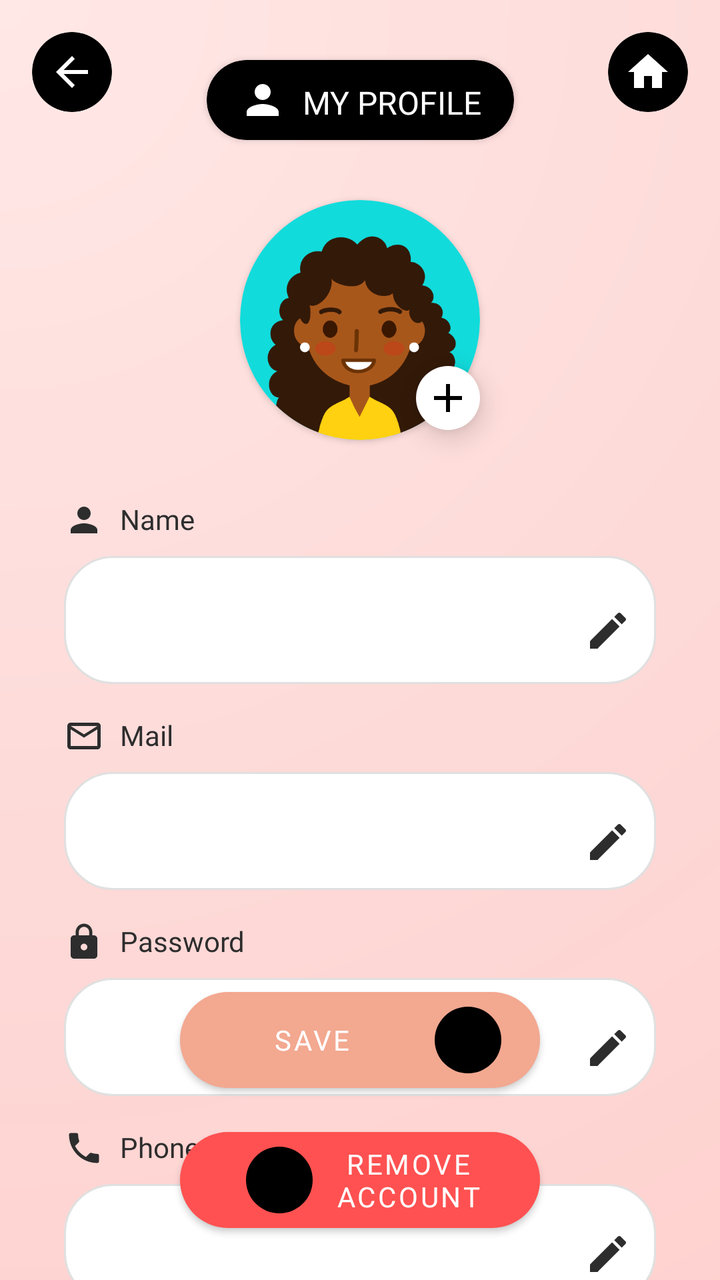
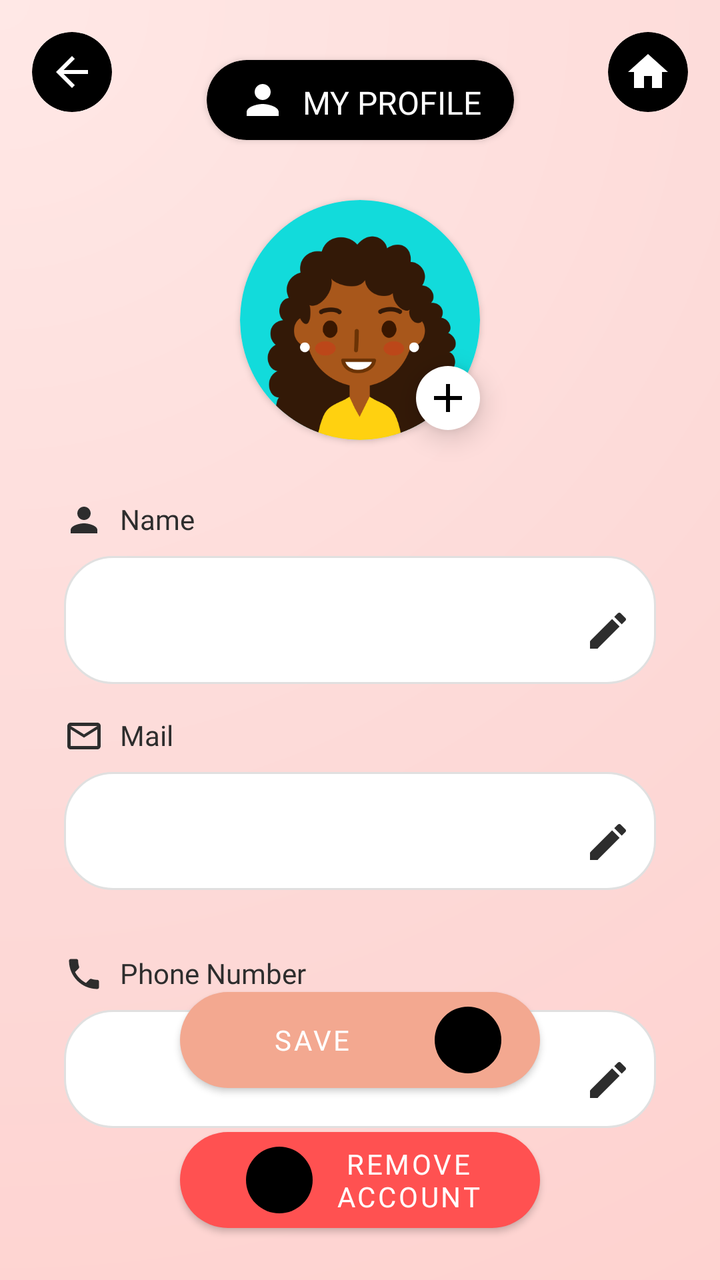

An Android layout rendered at two revisions. The XML below is the earlier revision; the diff shows what the commit changed to produce the second picture.
<!-- AndroidManifest.xml: application theme Theme.SafeHer -->
<!-- res/layout/fragment_profile.xml -->
<?xml version="1.0" encoding="utf-8"?>
<androidx.constraintlayout.widget.ConstraintLayout xmlns:android="http://schemas.android.com/apk/res/android"
    xmlns:app="http://schemas.android.com/apk/res-auto"
    xmlns:tools="http://schemas.android.com/tools"
    android:layout_width="match_parent"
    android:layout_height="match_parent"
    android:background="@drawable/gradient_background">

    
    <androidx.cardview.widget.CardView
        android:id="@+id/backButtonCard"
        android:layout_width="40dp"
        android:layout_height="40dp"
        android:layout_marginStart="16dp"
        android:layout_marginTop="16dp"
        app:cardBackgroundColor="#000000"
        app:cardCornerRadius="20dp"
        app:cardElevation="0dp"
        app:layout_constraintStart_toStartOf="parent"
        app:layout_constraintTop_toTopOf="parent">

        <ImageView
            android:id="@+id/backButton"
            android:layout_width="24dp"
            android:layout_height="24dp"
            android:layout_gravity="center"
            android:contentDescription="Back"
            android:src="@drawable/ic_back"
            app:tint="#FFFFFF" />
    </androidx.cardview.widget.CardView>

    <androidx.cardview.widget.CardView
        android:id="@+id/homeButtonCard"
        android:layout_width="40dp"
        android:layout_height="40dp"
        android:layout_marginTop="16dp"
        android:layout_marginEnd="16dp"
        app:cardBackgroundColor="#000000"
        app:cardCornerRadius="20dp"
        app:cardElevation="0dp"
        app:layout_constraintEnd_toEndOf="parent"
        app:layout_constraintTop_toTopOf="parent">

        <ImageView
            android:id="@+id/homeButton"
            android:layout_width="24dp"
            android:layout_height="24dp"
            android:layout_gravity="center"
            android:contentDescription="Home"
            android:src="@drawable/ic_home"
            app:tint="#FFFFFF" />
    </androidx.cardview.widget.CardView>

    
    <androidx.cardview.widget.CardView
        android:id="@+id/profileTitleCard"
        android:layout_width="wrap_content"
        android:layout_height="wrap_content"
        android:layout_marginTop="30dp"
        app:cardBackgroundColor="#000000"
        app:cardCornerRadius="20dp"
        app:layout_constraintEnd_toEndOf="parent"
        app:layout_constraintStart_toStartOf="parent"
        app:layout_constraintTop_toTopOf="parent">

        <androidx.constraintlayout.widget.ConstraintLayout
            android:layout_width="wrap_content"
            android:layout_height="wrap_content"
            android:paddingHorizontal="16dp"
            android:paddingVertical="8dp">

            <ImageView
                android:id="@+id/profileIcon"
                android:layout_width="24dp"
                android:layout_height="24dp"
                android:layout_marginEnd="8dp"
                android:src="@drawable/ic_profile"
                app:layout_constraintBottom_toBottomOf="parent"
                app:layout_constraintStart_toStartOf="parent"
                app:layout_constraintTop_toTopOf="parent"
                app:tint="#FFFFFF" />

            <TextView
                android:layout_width="wrap_content"
                android:layout_height="wrap_content"
                android:layout_marginStart="8dp"
                android:fontFamily="@font/poppins_medium"
                android:text="MY PROFILE"
                android:textColor="#FFFFFF"
                android:textSize="16sp"
                app:layout_constraintBottom_toBottomOf="parent"
                app:layout_constraintEnd_toEndOf="parent"
                app:layout_constraintHorizontal_bias="0.0"
                app:layout_constraintStart_toEndOf="@id/profileIcon"
                app:layout_constraintTop_toTopOf="parent"
                app:layout_constraintVertical_bias="1.0" />
        </androidx.constraintlayout.widget.ConstraintLayout>
    </androidx.cardview.widget.CardView>

    
    <androidx.cardview.widget.CardView
        android:id="@+id/cvProfile"
        android:layout_width="120dp"
        android:layout_height="120dp"
        android:layout_marginTop="30dp"
        app:cardCornerRadius="80dp"
        app:layout_constraintTop_toBottomOf="@id/profileTitleCard"
        app:layout_constraintStart_toStartOf="parent"
        app:layout_constraintEnd_toEndOf="parent">

        <androidx.appcompat.widget.AppCompatImageView
            android:id="@+id/ivProfile"
            android:layout_width="match_parent"
            android:layout_height="match_parent"
            android:background="@color/white"
            android:scaleType="centerCrop"
            android:src="@drawable/profile"/>
    </androidx.cardview.widget.CardView>

    <androidx.appcompat.widget.AppCompatImageButton
        android:id="@+id/btnAddPhoto"
        android:layout_width="32dp"
        android:layout_height="32dp"
        android:background="@drawable/circle_background"
        android:src="@drawable/ic_add"
        android:tint="@color/black"
        android:padding="4dp"
        android:elevation="8dp"
        android:contentDescription="Add profile photo"
        app:layout_constraintBottom_toBottomOf="@id/cvProfile"
        app:layout_constraintEnd_toEndOf="@id/cvProfile"
        android:translationY="-5dp"/>

    
    <LinearLayout
        android:id="@+id/form_fields_container"
        android:layout_width="match_parent"
        android:layout_height="wrap_content"
        android:layout_marginHorizontal="32dp"
        android:layout_marginTop="30dp"
        android:orientation="vertical"
        app:layout_constraintTop_toBottomOf="@id/cvProfile">

        
        <LinearLayout
            android:layout_width="match_parent"
            android:layout_height="wrap_content"
            android:orientation="vertical"
            android:layout_marginBottom="16dp">

            <LinearLayout
                android:layout_width="wrap_content"
                android:layout_height="wrap_content"
                android:orientation="horizontal"
                android:layout_marginBottom="8dp">

                <ImageView
                    android:layout_width="20dp"
                    android:layout_height="20dp"
                    android:src="@drawable/ic_person"
                    app:tint="#2D2D2D" />

                <TextView
                    android:layout_width="wrap_content"
                    android:layout_height="wrap_content"
                    android:layout_marginStart="8dp"
                    android:fontFamily="@font/poppins_medium"
                    android:text="Name"
                    android:textColor="#2D2D2D"
                    android:textSize="14sp" />
            </LinearLayout>

            <com.google.android.material.textfield.TextInputLayout
                android:id="@+id/nameInputLayout"
                style="@style/Widget.MaterialComponents.TextInputLayout.OutlinedBox"
                android:layout_width="match_parent"
                android:layout_height="wrap_content"
                android:background="@drawable/rounded_edittext_bg"
                app:boxBackgroundMode="none"
                app:endIconDrawable="@drawable/ic_edit"
                app:endIconMode="custom"
                app:endIconTint="#2D2D2D">

                <com.google.android.material.textfield.TextInputEditText
                    android:id="@+id/nameEditText"
                    android:layout_width="match_parent"
                    android:layout_height="match_parent"
                    android:background="@null"
                    android:fontFamily="@font/poppins_regular"
                    android:inputType="textPersonName"
                    android:paddingHorizontal="16dp"
                    android:textColor="#2D2D2D"
                    android:textSize="14sp" />
            </com.google.android.material.textfield.TextInputLayout>
        </LinearLayout>

        
        <LinearLayout
            android:layout_width="match_parent"
            android:layout_height="wrap_content"
            android:orientation="vertical"
            android:layout_marginBottom="16dp">

            <LinearLayout
                android:layout_width="wrap_content"
                android:layout_height="wrap_content"
                android:orientation="horizontal"
                android:layout_marginBottom="8dp">

                <ImageView
                    android:layout_width="20dp"
                    android:layout_height="20dp"
                    android:src="@drawable/ic_email"
                    app:tint="#2D2D2D" />

                <TextView
                    android:layout_width="wrap_content"
                    android:layout_height="wrap_content"
                    android:layout_marginStart="8dp"
                    android:fontFamily="@font/poppins_medium"
                    android:text="Mail"
                    android:textColor="#2D2D2D"
                    android:textSize="14sp" />
            </LinearLayout>

            <com.google.android.material.textfield.TextInputLayout
                android:id="@+id/emailInputLayout"
                style="@style/Widget.MaterialComponents.TextInputLayout.OutlinedBox"
                android:layout_width="match_parent"
                android:layout_height="wrap_content"
                android:background="@drawable/rounded_edittext_bg"
                app:boxBackgroundMode="none"
                app:endIconDrawable="@drawable/ic_edit"
                app:endIconMode="custom"
                app:endIconTint="#2D2D2D">

                <com.google.android.material.textfield.TextInputEditText
                    android:id="@+id/emailEditText"
                    android:layout_width="match_parent"
                    android:layout_height="48dp"
                    android:background="@null"
                    android:fontFamily="@font/poppins_regular"
                    android:inputType="textEmailAddress"
                    android:paddingHorizontal="16dp"
                    android:textColor="#2D2D2D"
                    android:textSize="14sp" />
            </com.google.android.material.textfield.TextInputLayout>
        </LinearLayout>

        
        <LinearLayout
            android:layout_width="match_parent"
            android:layout_height="wrap_content"
            android:orientation="vertical"
            android:layout_marginBottom="16dp">

            <LinearLayout
                android:layout_width="wrap_content"
                android:layout_height="wrap_content"
                android:orientation="horizontal"
                android:layout_marginBottom="8dp">

                <ImageView
                    android:layout_width="20dp"
                    android:layout_height="20dp"
                    android:src="@drawable/ic_lock"
                    app:tint="#2D2D2D" />

                <TextView
                    android:layout_width="wrap_content"
                    android:layout_height="wrap_content"
                    android:layout_marginStart="8dp"
                    android:fontFamily="@font/poppins_medium"
                    android:text="Password"
                    android:textColor="#2D2D2D"
                    android:textSize="14sp" />
            </LinearLayout>

            <com.google.android.material.textfield.TextInputLayout
                android:id="@+id/passwordInputLayout"
                style="@style/Widget.MaterialComponents.TextInputLayout.OutlinedBox"
                android:layout_width="match_parent"
                android:layout_height="wrap_content"
                android:background="@drawable/rounded_edittext_bg"
                app:boxBackgroundMode="none"
                app:endIconDrawable="@drawable/ic_edit"
                app:endIconMode="password_toggle"
                app:endIconTint="#2D2D2D">

                <com.google.android.material.textfield.TextInputEditText
                    android:id="@+id/passwordEditText"
                    android:layout_width="match_parent"
                    android:layout_height="48dp"
                    android:background="@null"
                    android:fontFamily="@font/poppins_regular"
                    android:inputType="textPassword"
                    android:paddingHorizontal="16dp"
                    android:textColor="#2D2D2D"
                    android:textSize="14sp" />
            </com.google.android.material.textfield.TextInputLayout>
        </LinearLayout>

        
        <LinearLayout
            android:layout_width="match_parent"
            android:layout_height="wrap_content"
            android:orientation="vertical"
            android:layout_marginBottom="16dp">

            <LinearLayout
                android:layout_width="wrap_content"
                android:layout_height="wrap_content"
                android:orientation="horizontal"
                android:layout_marginBottom="8dp">

                <ImageView
                    android:layout_width="20dp"
                    android:layout_height="20dp"
                    android:src="@drawable/ic_phone"
                    app:tint="#2D2D2D" />

                <TextView
                    android:layout_width="wrap_content"
                    android:layout_height="wrap_content"
                    android:layout_marginStart="8dp"
                    android:fontFamily="@font/poppins_medium"
                    android:text="Phone Number"
                    android:textColor="#2D2D2D"
                    android:textSize="14sp" />
            </LinearLayout>

            <com.google.android.material.textfield.TextInputLayout
                android:id="@+id/phoneInputLayout"
                style="@style/Widget.MaterialComponents.TextInputLayout.OutlinedBox"
                android:layout_width="match_parent"
                android:layout_height="wrap_content"
                android:background="@drawable/rounded_edittext_bg"
                app:boxBackgroundMode="none"
                app:endIconDrawable="@drawable/ic_edit"
                app:endIconMode="custom"
                app:endIconTint="#2D2D2D">

                <com.google.android.material.textfield.TextInputEditText
                    android:id="@+id/phoneEditText"
                    android:layout_width="match_parent"
                    android:layout_height="48dp"
                    android:background="@null"
                    android:fontFamily="@font/poppins_regular"
                    android:inputType="phone"
                    android:paddingHorizontal="16dp"
                    android:textColor="#2D2D2D"
                    android:textSize="14sp" />
            </com.google.android.material.textfield.TextInputLayout>
        </LinearLayout>
    </LinearLayout>

    
    <com.google.android.material.button.MaterialButton
        android:id="@+id/removeAccountButton"
        android:layout_width="0dp"
        android:layout_height="wrap_content"
        android:layout_marginHorizontal="90dp"
        android:layout_marginBottom="20dp"
        android:fontFamily="@font/poppins_medium"
        android:text="Remove Account"
        android:textColor="#FFFFFF"
        app:backgroundTint="#FF5151"
        app:cornerRadius="24dp"
        app:icon="@drawable/ic_delete"
        app:iconGravity="textStart"
        app:layout_constraintBottom_toBottomOf="parent"
        app:layout_constraintEnd_toEndOf="parent"
        app:layout_constraintStart_toStartOf="parent" />

    
    <com.google.android.material.button.MaterialButton
        android:id="@+id/saveButton"
        android:layout_width="0dp"
        android:layout_height="wrap_content"
        android:layout_marginHorizontal="90dp"
        android:layout_marginBottom="10dp"
        app:cornerRadius="24dp"
        android:textColor="#FFFFFF"
        app:backgroundTint="@color/button_pink"
        android:fontFamily="@font/poppins_medium"
        android:text="Save"
        app:icon="@drawable/ic_heart"
        app:iconGravity="end"
        app:layout_constraintBottom_toTopOf="@id/removeAccountButton"
        app:layout_constraintEnd_toEndOf="parent"
        app:layout_constraintStart_toStartOf="parent" />

</androidx.constraintlayout.widget.ConstraintLayout>
<!-- resources referenced by this layout -->
<resources>
  <color name="black">#FF000000</color>
  <color name="button_pink">#f3a890</color>
  <color name="white">#FBFBFB</color>
  <!-- drawable circle_background (drawable) -->
  <?xml version="1.0" encoding="utf-8"?>
  <shape xmlns:android="http://schemas.android.com/apk/res/android"
      android:shape="oval">
      <solid android:color="@android:color/white"/>
  </shape>
  <!-- drawable gradient_background (drawable) -->
  <?xml version="1.0" encoding="utf-8"?>
  <shape xmlns:android="http://schemas.android.com/apk/res/android">
      <gradient
          android:type="radial"
          android:gradientRadius="250%p"
          android:centerX="0"
          android:centerY="0"
          android:startColor="#FFE8E6"
          android:centerColor="#FDD9D7"
          android:endColor="#FFCECB" />
  </shape>
  <!-- drawable ic_add (drawable) -->
  <?xml version="1.0" encoding="utf-8"?>
  <vector xmlns:android="http://schemas.android.com/apk/res/android"
      android:width="24dp"
      android:height="24dp"
      android:viewportWidth="24"
      android:viewportHeight="24"
      android:tint="?attr/colorControlNormal">
      <path
          android:fillColor="@android:color/white"
          android:pathData="M19,13h-6v6h-2v-6H5v-2h6V5h2v6h6v2z"/>
  </vector>
  <!-- drawable ic_back (drawable) -->
  <?xml version="1.0" encoding="utf-8"?>
  <vector xmlns:android="http://schemas.android.com/apk/res/android"
      android:width="24dp"
      android:height="24dp"
      android:viewportWidth="24"
      android:viewportHeight="24">
      <path
          android:fillColor="#000000"
          android:pathData="M20,11H7.83l5.59,-5.59L12,4l-8,8 8,8 1.41,-1.41L7.83,13H20v-2z"/>
  </vector>
  <!-- drawable ic_home (drawable) -->
  <vector xmlns:android="http://schemas.android.com/apk/res/android" android:height="24dp" android:tint="#000000" android:viewportHeight="24" android:viewportWidth="24" android:width="24dp">
  
      <path android:fillColor="@android:color/white" android:pathData="M10,20v-6h4v6h5v-8h3L12,3 2,12h3v8z"/>
  
  </vector>
  <!-- drawable ic_lock (drawable) -->
  <?xml version="1.0" encoding="utf-8"?>
  <vector xmlns:android="http://schemas.android.com/apk/res/android"
      android:width="24dp"
      android:height="24dp"
      android:viewportWidth="24"
      android:viewportHeight="24">
      <path
          android:fillColor="#FFFFFF"
          android:pathData="M18,8h-1L17,6c0,-2.76 -2.24,-5 -5,-5S7,3.24 7,6v2L6,8c-1.1,0 -2,0.9 -2,2v10c0,1.1 0.9,2 2,2h12c1.1,0 2,-0.9 2,-2L20,10c0,-1.1 -0.9,-2 -2,-2zM12,17c-1.1,0 -2,-0.9 -2,-2s0.9,-2 2,-2 2,0.9 2,2 -0.9,2 -2,2zM15.1,8L8.9,8L8.9,6c0,-1.71 1.39,-3.1 3.1,-3.1 1.71,0 3.1,1.39 3.1,3.1v2z"/>
  </vector>
  <!-- drawable ic_person (drawable) -->
  <?xml version="1.0" encoding="utf-8"?>
  <vector xmlns:android="http://schemas.android.com/apk/res/android"
      android:width="24dp"
      android:height="24dp"
      android:viewportWidth="24"
      android:viewportHeight="24">
      <path
          android:fillColor="#FFFFFF"
          android:pathData="M12,12c2.21,0 4,-1.79 4,-4s-1.79,-4 -4,-4 -4,1.79 -4,4 1.79,4 4,4zM12,14c-2.67,0 -8,1.34 -8,4v2h16v-2c0,-2.66 -5.33,-4 -8,-4z"/>
  </vector>
  <!-- drawable ic_profile (drawable) -->
  <vector xmlns:android="http://schemas.android.com/apk/res/android" android:height="24dp" android:tint="#000000" android:viewportHeight="24" android:viewportWidth="24" android:width="24dp">
        
      <path android:fillColor="@android:color/white" android:pathData="M12,12c2.21,0 4,-1.79 4,-4s-1.79,-4 -4,-4 -4,1.79 -4,4 1.79,4 4,4zM12,14c-2.67,0 -8,1.34 -8,4v2h16v-2c0,-2.66 -5.33,-4 -8,-4z"/>
      
  </vector>
  <!-- drawable rounded_edittext_bg (drawable) -->
  <?xml version="1.0" encoding="utf-8"?>
  <shape xmlns:android="http://schemas.android.com/apk/res/android">
      <solid android:color="#FFFFFF" />
      <corners android:radius="24dp" />
      <stroke android:width="1dp" android:color="#E0E0E0" />
  </shape>
  <style name="Theme.SafeHer" parent="Base.Theme.SafeHer" />
  <style name="Base.Theme.SafeHer" parent="Theme.MaterialComponents.NoActionBar">
          
          
      </style>
  <!-- unchanged entries left out for length: 6 -->
</resources>

<!-- the commit's change to res/layout/fragment_profile.xml (unified diff, before → after) -->
@@ -253,51 +253,6 @@
             android:layout_height="wrap_content"
             android:orientation="vertical"
             android:layout_marginBottom="16dp">
-
-            <LinearLayout
-                android:layout_width="wrap_content"
-                android:layout_height="wrap_content"
-                android:orientation="horizontal"
-                android:layout_marginBottom="8dp">
-
-                <ImageView
-                    android:layout_width="20dp"
-                    android:layout_height="20dp"
-                    android:src="@drawable/ic_lock"
-                    app:tint="#2D2D2D" />
-
-                <TextView
-                    android:layout_width="wrap_content"
-                    android:layout_height="wrap_content"
-                    android:layout_marginStart="8dp"
-                    android:fontFamily="@font/poppins_medium"
-                    android:text="Password"
-                    android:textColor="#2D2D2D"
-                    android:textSize="14sp" />
-            </LinearLayout>
-
-            <com.google.android.material.textfield.TextInputLayout
-                android:id="@+id/passwordInputLayout"
-                style="@style/Widget.MaterialComponents.TextInputLayout.OutlinedBox"
-                android:layout_width="match_parent"
-                android:layout_height="wrap_content"
-                android:background="@drawable/rounded_edittext_bg"
-                app:boxBackgroundMode="none"
-                app:endIconDrawable="@drawable/ic_edit"
-                app:endIconMode="password_toggle"
-                app:endIconTint="#2D2D2D">
-
-                <com.google.android.material.textfield.TextInputEditText
-                    android:id="@+id/passwordEditText"
-                    android:layout_width="match_parent"
-                    android:layout_height="48dp"
-                    android:background="@null"
-                    android:fontFamily="@font/poppins_regular"
-                    android:inputType="textPassword"
-                    android:paddingHorizontal="16dp"
-                    android:textColor="#2D2D2D"
-                    android:textSize="14sp" />
-            </com.google.android.material.textfield.TextInputLayout>
         </LinearLayout>
 
         
<!-- resource entries referenced after the edit -->
@@ -50,17 +50,6 @@
       <path android:fillColor="@android:color/white" android:pathData="M10,20v-6h4v6h5v-8h3L12,3 2,12h3v8z"/>
   
   </vector>
-  <!-- drawable ic_lock (drawable) -->
-  <?xml version="1.0" encoding="utf-8"?>
-  <vector xmlns:android="http://schemas.android.com/apk/res/android"
-      android:width="24dp"
-      android:height="24dp"
-      android:viewportWidth="24"
-      android:viewportHeight="24">
-      <path
-          android:fillColor="#FFFFFF"
-          android:pathData="M18,8h-1L17,6c0,-2.76 -2.24,-5 -5,-5S7,3.24 7,6v2L6,8c-1.1,0 -2,0.9 -2,2v10c0,1.1 0.9,2 2,2h12c1.1,0 2,-0.9 2,-2L20,10c0,-1.1 -0.9,-2 -2,-2zM12,17c-1.1,0 -2,-0.9 -2,-2s0.9,-2 2,-2 2,0.9 2,2 -0.9,2 -2,2zM15.1,8L8.9,8L8.9,6c0,-1.71 1.39,-3.1 3.1,-3.1 1.71,0 3.1,1.39 3.1,3.1v2z"/>
-  </vector>
   <!-- drawable ic_person (drawable) -->
   <?xml version="1.0" encoding="utf-8"?>
   <vector xmlns:android="http://schemas.android.com/apk/res/android"
